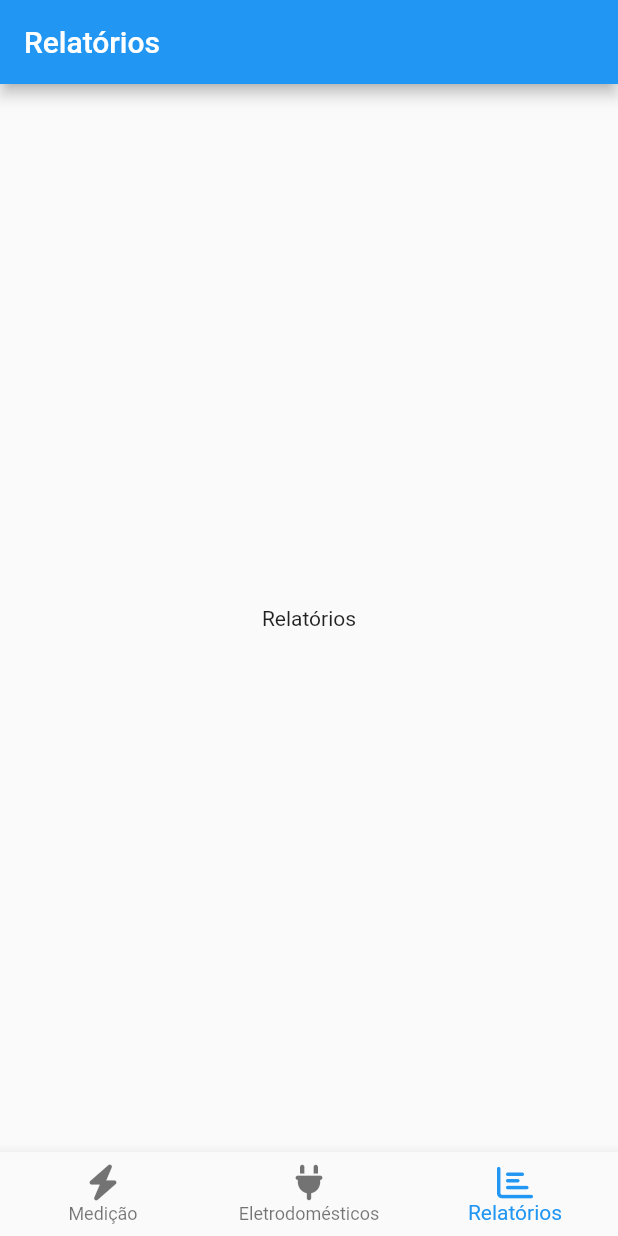
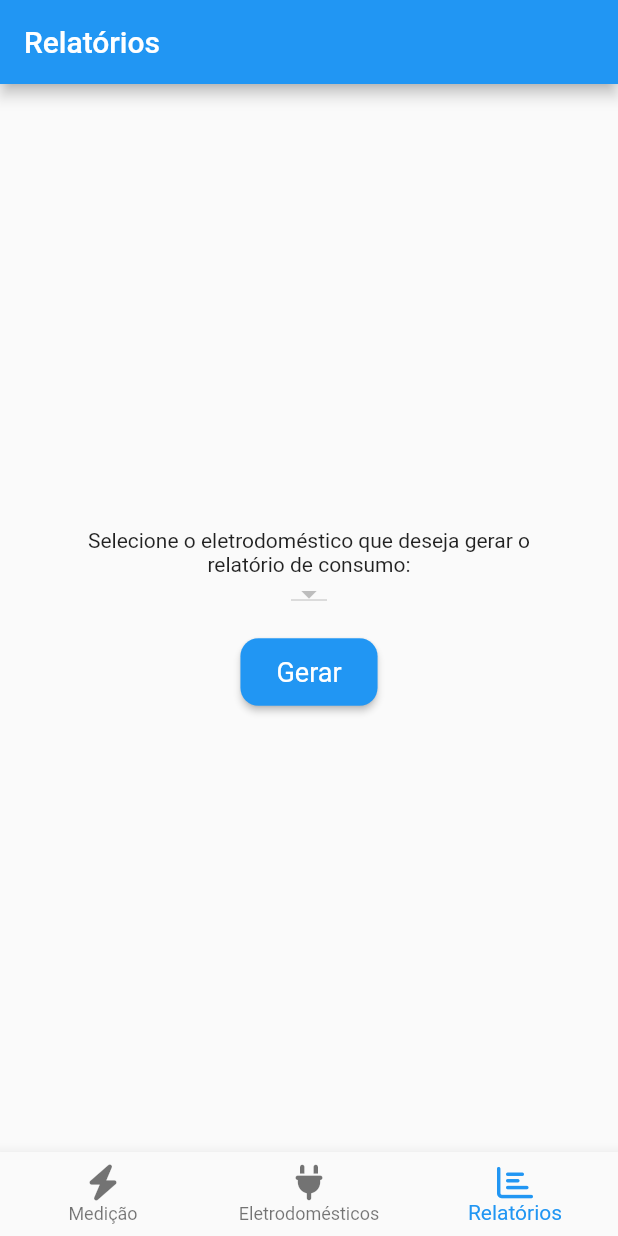
Before and after one commit to wellbritto98/SmartEnergy, a Flutter app: the screen it shows after launch, item 3 of the bottom bar chosen, on a phone screen of 412 x 824 dp. Run offline on Flutter 3.47's test engine with Material 2 defaults, Android fonts, the light colour scheme and no system bars; our stand-ins replace cloud_firestore, firebase_core, flutter_svg, font_awesome_flutter, pdf, printing; missing offline and left inert: syncfusion_flutter_core; accounts and stored records are empty.

Commit message:
Quase pronto

```diff
--- a/lib/main.dart
+++ b/lib/main.dart
@@ -5,12 +5,12 @@ import 'package:flutter_svg/flutter_svg.dart';
 import 'package:firebase_core/firebase_core.dart';
 import 'package:cloud_firestore/cloud_firestore.dart';
 import 'electronic_devices_page.dart';
+import 'dart:ui';
+import 'report_page.dart';
 
 
 
-
-void main() async{
-  runApp(MyApp());
+void main() async {
   WidgetsFlutterBinding.ensureInitialized();
   await Firebase.initializeApp();
   runApp(MyApp());
@@ -69,7 +69,7 @@ class _MyHomePageState extends State<MyHomePage> {
 final List<Widget> _pages = [
   MeasurementPage(),
   ElectronicDevicesPage(),
-  const Text("Relatórios"),
+  ReportPage(),
 ];
 
 
--- /dev/null
+++ b/lib/report_page.dart
@@ -0,0 +1,139 @@
+import 'package:flutter/material.dart';
+import 'package:cloud_firestore/cloud_firestore.dart';
+import 'package:pdf/pdf.dart';
+import 'package:pdf/widgets.dart' as pw;
+import 'package:printing/printing.dart';
+
+class ReportPage extends StatefulWidget {
+  @override
+  _ReportPageState createState() => _ReportPageState();
+}
+
+class _ReportPageState extends State<ReportPage> {
+  final FirebaseFirestore _firestore = FirebaseFirestore.instance;
+  final CollectionReference _collection =
+  FirebaseFirestore.instance.collection('electronic_devices');
+
+  String? _selectedDeviceId;
+  Map<String, dynamic>? _selectedDeviceData;
+
+  Future<pw.Document> _generatePdf() async {
+    final pdf = pw.Document();
+    pdf.addPage(
+      pw.Page(
+        build: (pw.Context context) {
+          return pw.Column(
+            crossAxisAlignment: pw.CrossAxisAlignment.start,
+            children: [
+              pw.Text('Nome: ${_selectedDeviceData!['nome']}'),
+              pw.Text('Voltagem: ${_selectedDeviceData!['tensao']}'),
+              pw.Text('Amperagem: ${_selectedDeviceData!['amperagem'] ?? '-'}'),
+              pw.Text('Potência: ${_selectedDeviceData!['potencia'] ?? '-'}'),
+            ],
+          );
+        },
+      ),
+    );
+    return pdf;
+  }
+
+  @override
+  Widget build(BuildContext context) {
+    return Center(
+        child: _selectedDeviceData == null
+            ? Column(
+          mainAxisAlignment: MainAxisAlignment.center,
+          children: [
+            Container(
+              width: MediaQuery.of(context).size.width * 0.8,
+              child: Text(
+                'Selecione o eletrodoméstico que deseja gerar o relatório de consumo:',
+                textAlign: TextAlign.center,
+              ),
+            ),
+            StreamBuilder<QuerySnapshot>(
+              stream: FirebaseFirestore.instance
+                  .collection('electronic_devices')
+                  .snapshots(),
+              builder: (BuildContext context,
+                  AsyncSnapshot<QuerySnapshot> snapshot) {
+                if (snapshot.hasError) {
+                  return Text('Ocorreu um erro: ${snapshot.error}');
+                }
+
+                if (snapshot.connectionState == ConnectionState.waiting) {
+                  return CircularProgressIndicator();
+                }
+
+                List<DropdownMenuItem<String>> items = snapshot.data!.docs
+                    .map<DropdownMenuItem<String>>(
+                        (DocumentSnapshot document) {
+                      return DropdownMenuItem<String>(
+                        value: document.id,
+                        child: Text((document.data()
+                        as Map<String, dynamic>)['nome']),
+                      );
+                    }).toList();
+
+                return DropdownButton<String>(
+                  value: _selectedDeviceId,
+                  onChanged: (String? newValue) {
+                    setState(() {
+                      _selectedDeviceId = newValue;
+                    });
+                  },
+                  items: items,
+                );
+              },
+            ),
+            SizedBox(height: 16),
+            ElevatedButton(
+              child: Text('Gerar'),
+              style: ElevatedButton.styleFrom(
+                padding: EdgeInsets.symmetric(
+                  horizontal: 24,
+                  vertical: 12,
+                ),
+                textStyle: TextStyle(fontSize: 18),
+                primary: Colors.blue,
+                shape: RoundedRectangleBorder(
+                  borderRadius: BorderRadius.circular(12),
+                ),
+              ),
+              onPressed: () async {
+                if (_selectedDeviceId != null) {
+                  DocumentSnapshot deviceDoc =
+                  await _collection.doc(_selectedDeviceId!).get();
+                  Map<String, dynamic> deviceData =
+                  deviceDoc.data() as Map<String, dynamic>;
+
+                  setState(() {
+                    _selectedDeviceData = deviceData;
+                  });
+                }
+              },
+            ),
+          ],
+        )
+            : Column(
+            mainAxisAlignment: MainAxisAlignment.center,
+            children: [
+        Text('Nome: ${_selectedDeviceData!['nome']}'),
+        Text('Voltagem: ${_selectedDeviceData!['tensao']}'),
+        Text('Amperagem: ${_selectedDeviceData!['amperagem'] ?? '-'}'),
+        Text('Potência: ${_selectedDeviceData!['potencia'] ?? '-'}'),
+        ElevatedButton(
+        child: Text('Exportar em PDF'),
+    onPressed: () async {
+    final pdf = await _generatePdf();
+    await Printing.sharePdf(
+    bytes: await pdf.save(),
+      filename: 'relatorio_${_selectedDeviceData!['nome']}.pdf',
+    );
+    },
+        ),
+            ],
+        ),
+    );
+  }
+}
--- a/pubspec.yaml
+++ b/pubspec.yaml
@@ -33,7 +33,9 @@ dependencies:
   syncfusion_flutter_core: ^21.1.41
   font_awesome_flutter: ^10.4.0
   flutter_svg: ^2.0.5
-  test_api: ^0.5.2
+  pdf: ^3.10.1
+  printing: ^5.10.3
+
 
 
 
```
Also changed, not shown: lib/electronic_devices_page.dart (+110 -7 lines), pubspec.lock, 7 other files.
